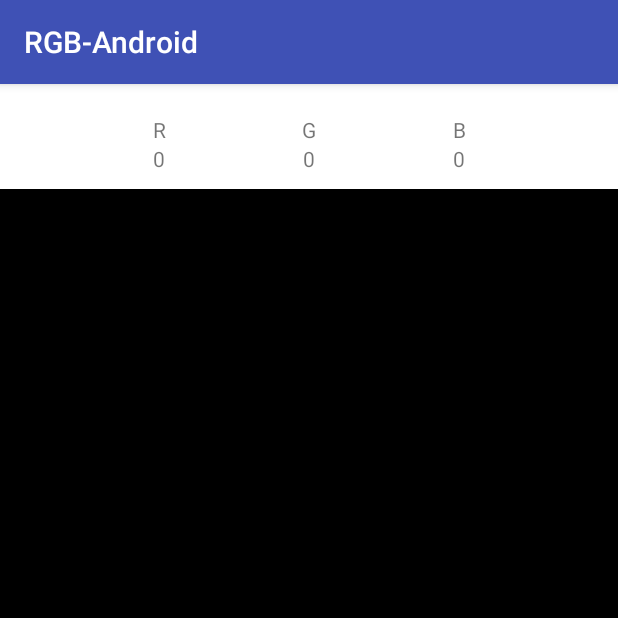
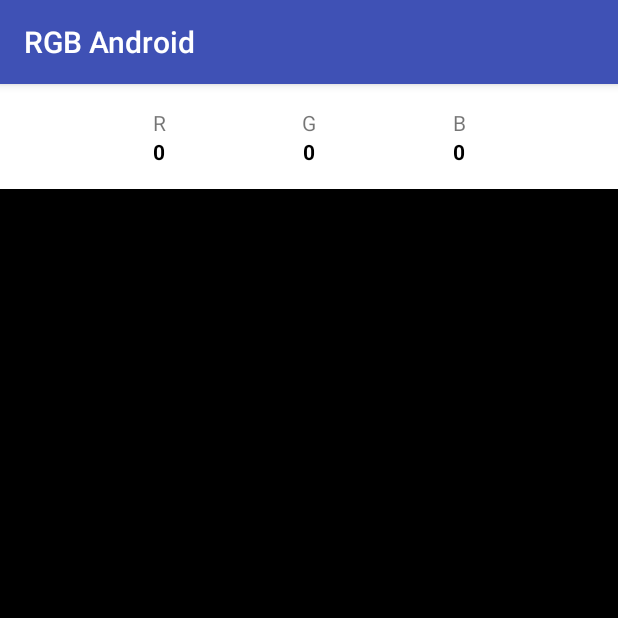
Before and after one commit to brunov0id/RGB-Android, an Android app: the screen it shows after launch (MainActivity), on a phone screen of 412 x 824 dp, the top half of it. Run offline under Robolectric (Android 15) with nearby library versions, the phone set to English and light mode, and no system bars.

Commit message:
Finalizado Projeto v.01

```diff
--- a/app/src/main/java/betweenbits/rgb_android/MainActivity.java
+++ b/app/src/main/java/betweenbits/rgb_android/MainActivity.java
@@ -1,6 +1,7 @@
 package betweenbits.rgb_android;
 
 import android.graphics.Color;
+import android.os.Build;
 import android.support.v7.app.ActionBarActivity;
 import android.os.Bundle;
 import android.widget.RelativeLayout;
@@ -49,6 +50,10 @@ public class MainActivity extends ActionBarActivity {
         textRed.setText("" + seekRed.getProgress());
         textGreen.setText("" + seekGreen.getProgress());
         textBlue.setText("" + seekBlue.getProgress());
+
+        if (android.os.Build.VERSION.SDK_INT >= Build.VERSION_CODES.LOLLIPOP) {
+            getWindow().setNavigationBarColor(getResources().getColor(R.color.colorPrimary));
+        }
     }
 
     public void changeValueRed() {
--- a/app/src/main/res/layout/activity_main.xml
+++ b/app/src/main/res/layout/activity_main.xml
@@ -16,7 +16,7 @@
         <LinearLayout
             android:orientation="horizontal"
             android:layout_width="300dp"
-            android:layout_height="40dp"
+            android:layout_height="35dp"
             android:layout_alignParentTop="true"
             android:layout_centerHorizontal="true"
             android:layout_alignParentBottom="false"
@@ -58,19 +58,29 @@
                 android:layout_width="100dp"
                 android:layout_height="wrap_content"
                 android:id="@+id/textRed"
-                android:gravity="center"/>
+                android:gravity="center"
+                android:textColor="#000000"
+                android:text="0"
+                android:textStyle="bold"/>
 
             <TextView
                 android:layout_width="100dp"
                 android:layout_height="wrap_content"
                 android:id="@+id/textGreen"
-                android:gravity="center"/>
+                android:gravity="center"
+                android:textColor="#000000"
+                android:text="0"
+                android:textStyle="bold"/>
 
             <TextView
                 android:layout_width="100dp"
                 android:layout_height="wrap_content"
                 android:id="@+id/textBlue"
-                android:gravity="center"/>
+                android:gravity="center"
+                android:textColor="#000000"
+                android:text="0"
+                android:textStyle="bold"/>
+
         </LinearLayout>
 
         <TextView
@@ -98,7 +108,8 @@
             android:progressTint="#ffff4335"
             android:thumbTint="#ffff4335"
             android:background="#212121"
-            android:max="255"/>
+            android:max="255"
+            android:onClick="changeValueRed"/>
 
         <SeekBar
             android:layout_width="match_parent"
@@ -107,7 +118,8 @@
             android:progressTint="#4CAF50"
             android:thumbTint="#4CAF50"
             android:background="#212121"
-            android:max="255"/>
+            android:max="255"
+            android:onClick="changeValueGreen"/>
 
         <SeekBar
             android:layout_width="match_parent"
@@ -116,7 +128,8 @@
             android:progressTint="#1976D2"
             android:thumbTint="#1976D2"
             android:background="#212121"
-            android:max="255"/>
+            android:max="255"
+            android:onClick="changeValueBlue"/>
 
     </LinearLayout>
 
--- a/app/src/main/res/values/strings.xml
+++ b/app/src/main/res/values/strings.xml
@@ -1,6 +1,5 @@
 <resources>
-    <string name="app_name">RGB-Android</string>
+    <string name="app_name">RGB Android</string>
 
-    <string name="hello_world">Hello world!</string>
     <string name="action_settings">Settings</string>
 </resources>
```
